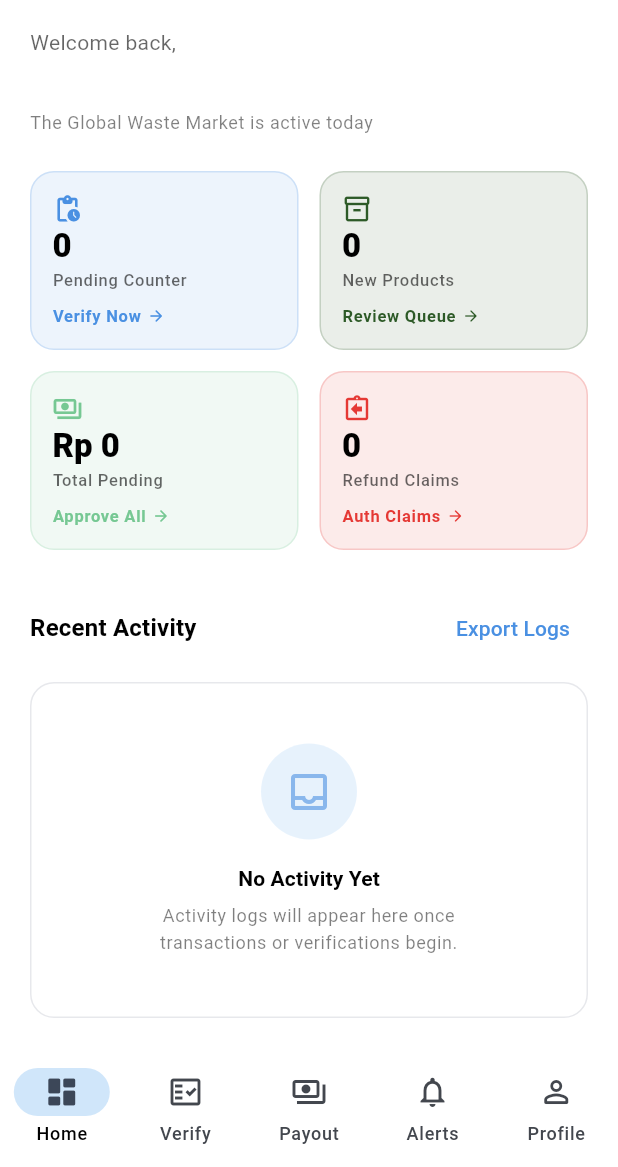
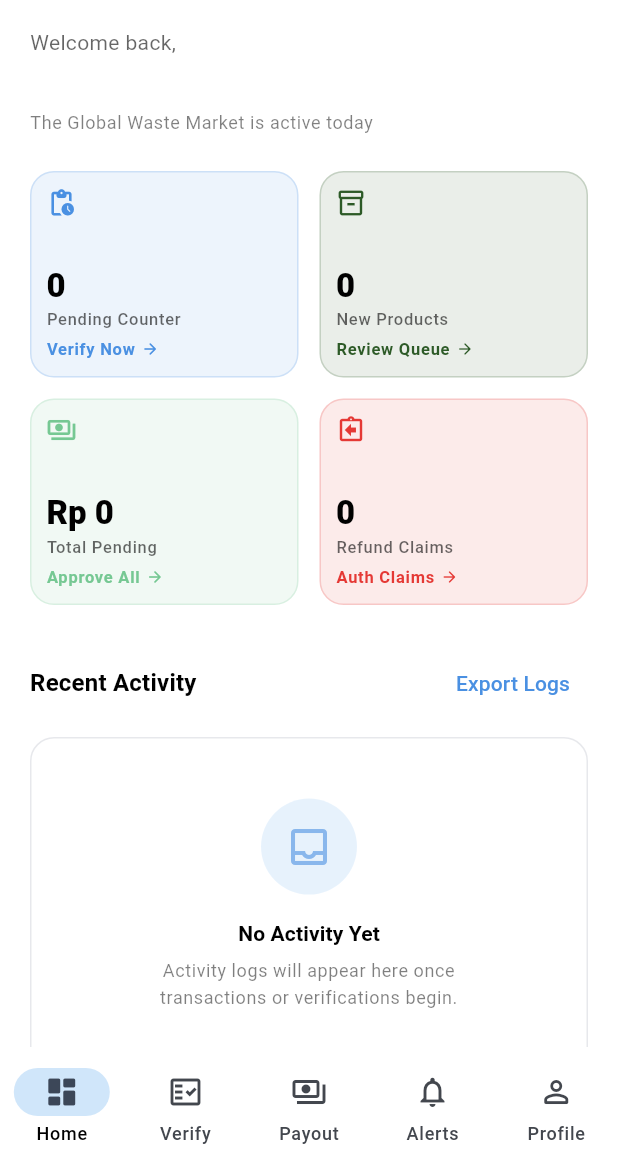
Before and after one commit to vindayunita/PBL-KELOMPOK-1, a Flutter app: the AdminDashboardScreen screen opened by its route, on a phone screen of 412 x 824 dp, the part 69-1236 px from its top. Run offline on Flutter 3.47's test engine with Material 3 defaults, Android fonts, the phone set to English and light mode, and no system bars; our stand-ins replace cloud_firestore, firebase_auth, firebase_core, flex_color_scheme, flutter_riverpod, go_router and 1 more; accounts and stored records are empty; generated files the repository leaves out were written again.

Commit message:
update error mobile screen

```diff
--- a/ecotrade/lib/features/admin_dashboard/presentation/screens/admin_dashboard_screen.dart
+++ b/ecotrade/lib/features/admin_dashboard/presentation/screens/admin_dashboard_screen.dart
@@ -119,7 +119,7 @@ class _AdminDashboardScreenState extends ConsumerState<AdminDashboardScreen> {
                       physics: const NeverScrollableScrollPhysics(),
                       mainAxisSpacing: 14,
                       crossAxisSpacing: 14,
-                      childAspectRatio: 1.5,
+                      childAspectRatio: 1.3,
                       children: [
                         _AdminStatCard(
                           label: 'Pending Counter',
@@ -358,7 +358,7 @@ class _AdminStatCard extends StatelessWidget {
     return GestureDetector(
       onTap: onTap,
       child: Container(
-        padding: const EdgeInsets.all(14),
+        padding: const EdgeInsets.all(10),
         decoration: BoxDecoration(
           color: color.withOpacity(0.10),
           borderRadius: BorderRadius.circular(16),
@@ -404,7 +404,7 @@ class _AdminStatCard extends StatelessWidget {
                 color: colorScheme.onSurface.withOpacity(0.6),
               ),
             ),
-            const SizedBox(height: 8),
+            const SizedBox(height: 4),
             Row(
               children: [
                 Text(
```
